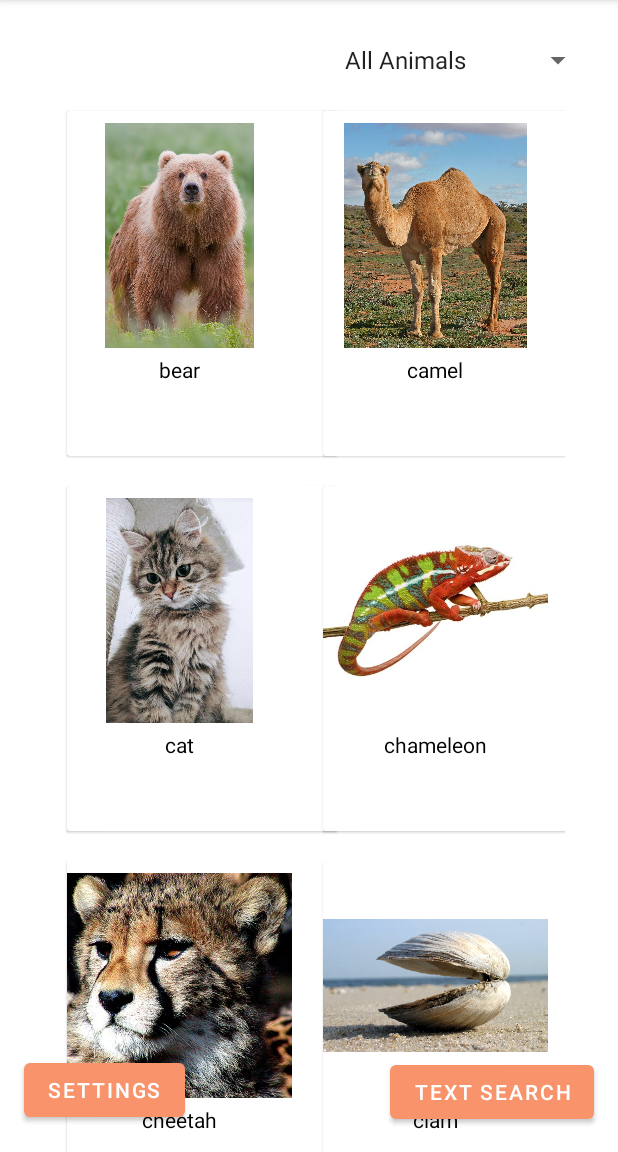
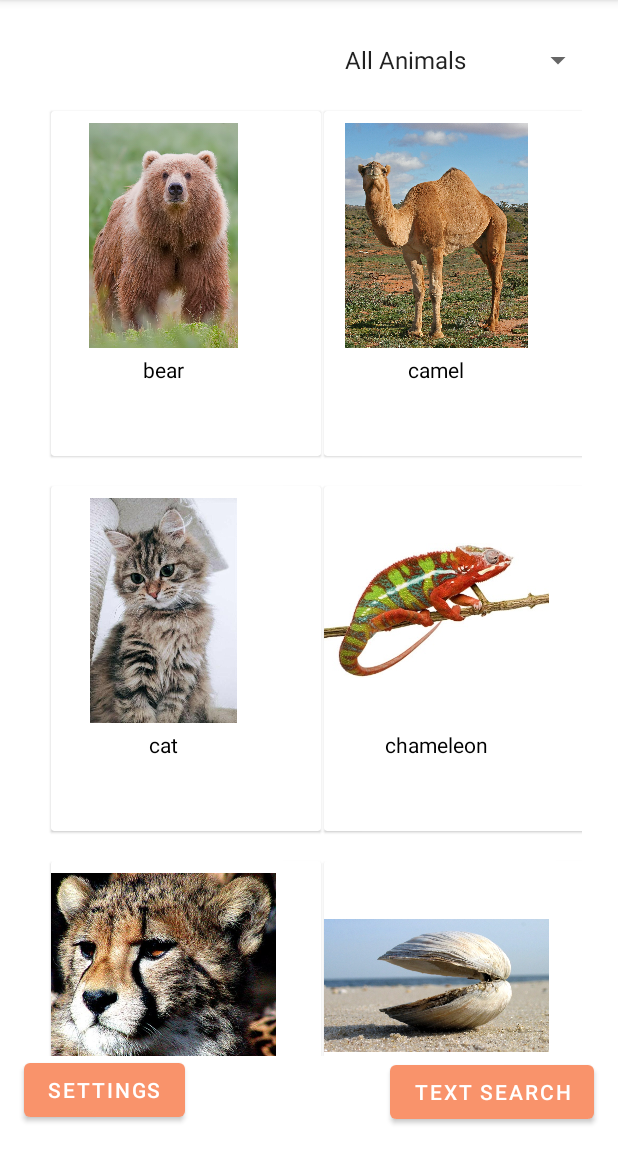
Before and after one commit to nramnara/TheWildlifeGuide, an Android app: the ImageSearchPage screen opened directly, with no data from a screen before it, on a phone screen of 412 x 824 dp, the part 84-1236 px from its top. Run offline under Robolectric (Android 15) with nearby library versions, the phone set to English and light mode, and no system bars; 2 statements that could not run were skipped.

Commit message:
fixed bug on search page that made recycler put elements behind buttons

```diff
--- a/app/src/main/res/layout/activity_image_search_page.xml
+++ b/app/src/main/res/layout/activity_image_search_page.xml
@@ -31,14 +31,15 @@
 
     <androidx.recyclerview.widget.RecyclerView
         android:id="@+id/imageSearch_recyclerView"
-        android:layout_width="342dp"
-        android:layout_height="wrap_content"
-        app:layout_constraintBottom_toBottomOf="parent"
+        android:layout_width="0dp"
+        android:layout_height="0dp"
+        android:layout_marginStart="24dp"
+        android:layout_marginEnd="24dp"
+        app:layout_constraintBottom_toTopOf="@+id/textsearchButton"
         app:layout_constraintEnd_toEndOf="parent"
         app:layout_constraintHorizontal_bias="0.492"
         app:layout_constraintStart_toStartOf="parent"
-        app:layout_constraintTop_toBottomOf="@+id/imageSearch_spinner"
-        app:layout_constraintVertical_bias="0.0" />
+        app:layout_constraintTop_toBottomOf="@+id/imageSearch_spinner" />
 
     <Spinner
         android:id="@+id/imageSearch_spinner"
--- a/app/src/main/res/layout/activity_search_page.xml
+++ b/app/src/main/res/layout/activity_search_page.xml
@@ -31,12 +31,12 @@
     <androidx.recyclerview.widget.RecyclerView
         android:id="@+id/searchPage_recyclerView"
         android:layout_width="0dp"
-        android:layout_height="wrap_content"
+        android:layout_height="0dp"
         android:layout_marginStart="24dp"
         android:layout_marginEnd="24dp"
         android:scrollbars="vertical"
         android:textAlignment="center"
-        app:layout_constraintBottom_toBottomOf="parent"
+        app:layout_constraintBottom_toTopOf="@+id/searchpageImageSearch_button"
         app:layout_constraintEnd_toEndOf="parent"
         app:layout_constraintHorizontal_bias="0.0"
         app:layout_constraintStart_toStartOf="parent"
```
